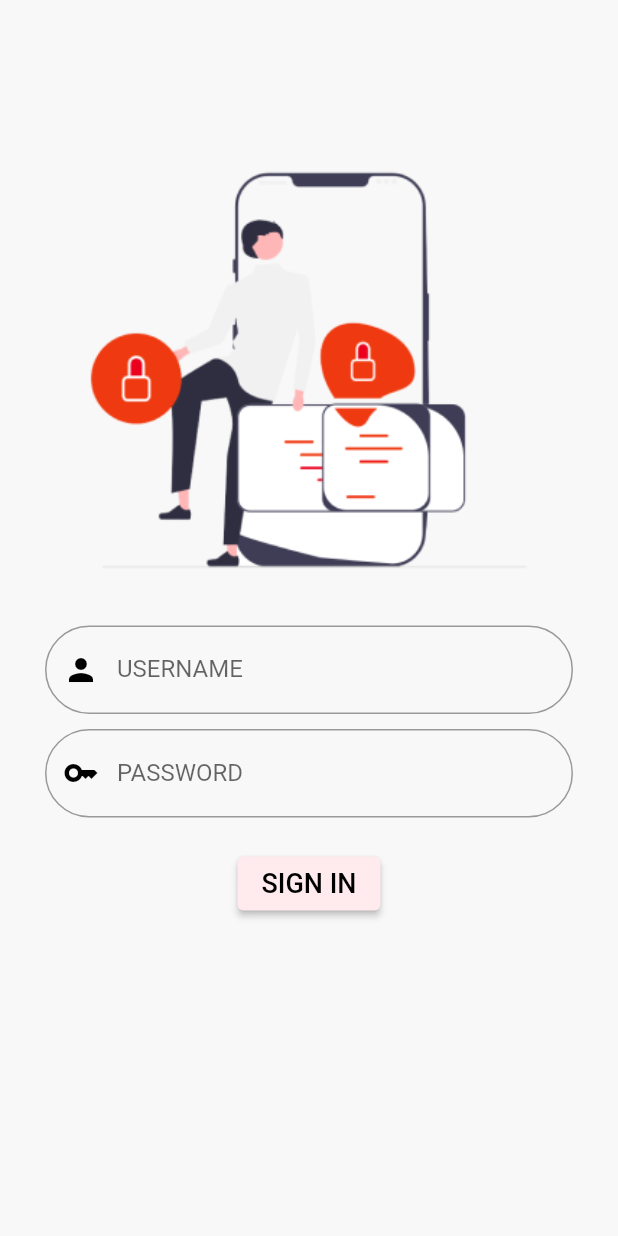
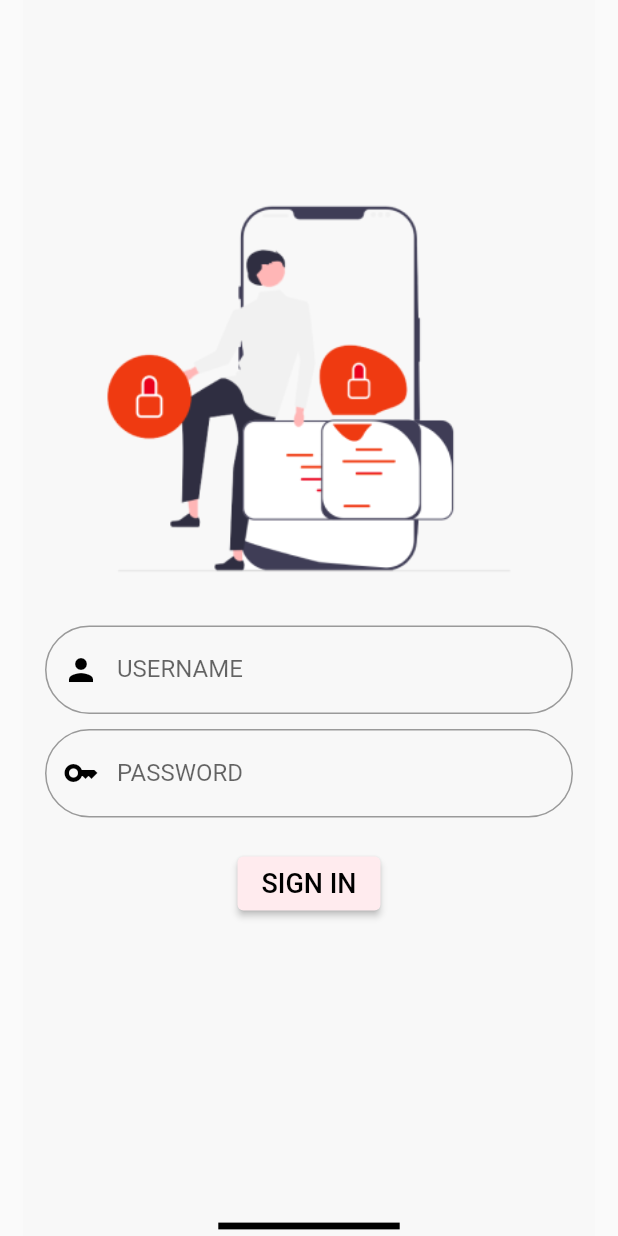
Before and after one commit to AukhaleSanish/FlutterApp, a Flutter app: the screen it shows after launch, on a phone screen of 412 x 824 dp. Run offline on Flutter 3.47's test engine with Material 2 defaults, Android fonts, the phone set to English and light mode, and no system bars; our stand-ins replace auto_size_text, shared_preferences, top_snackbar_flutter.

Commit message:
DEMO 2 Final

```diff
--- a/lib/view/loginView.dart
+++ b/lib/view/loginView.dart
@@ -16,14 +16,14 @@ class _MyLoginState extends State<MyLogin> {
   @override
   Widget build(BuildContext context) {
     return Scaffold(
-      resizeToAvoidBottomInset: false,
+      resizeToAvoidBottomInset: true,
       body: Container(
         decoration: const BoxDecoration(
           image: DecorationImage(
             image: AssetImage(
               "assets/images/loginPage.png",
             ),
-            fit: BoxFit.cover,
+            fit: BoxFit.fitHeight,
           ),
         ),
         child: Stack(
```
Also changed, not shown: lib/view/productCompleteDetails/productFullDetails.dart (+5 -5 lines).
